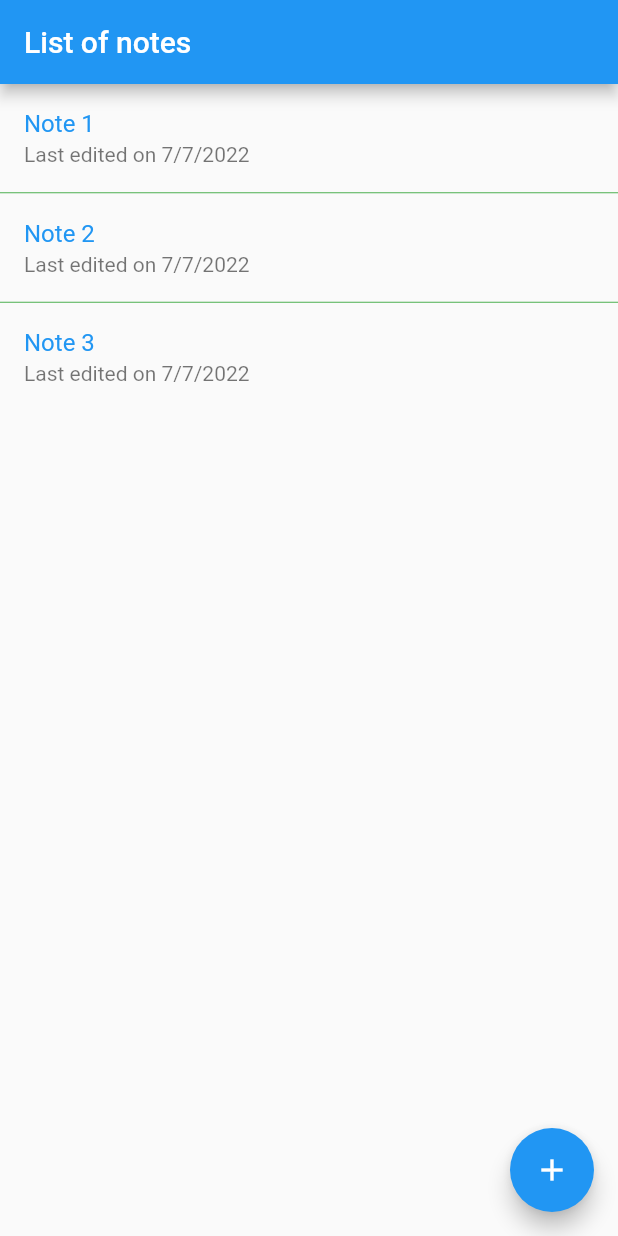
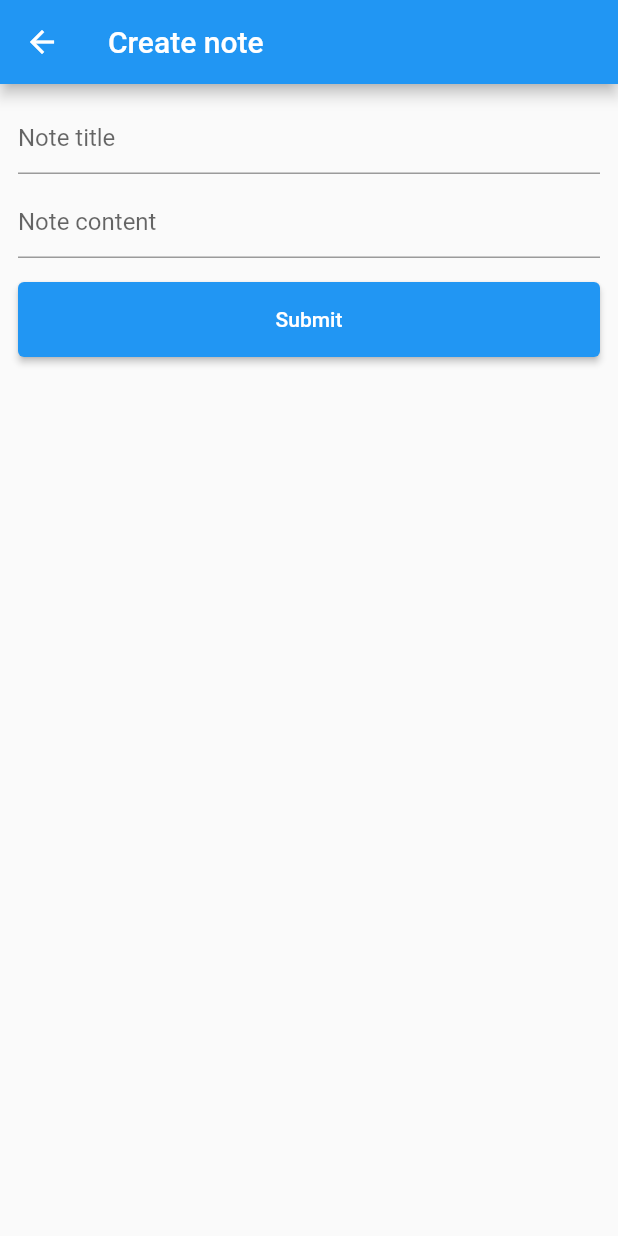
Before and after one commit to Zecleus/working_with_rest_api, a Flutter app: the screen it shows after launch, after a tap on the "add" icon, on a phone screen of 412 x 824 dp. Run offline on Flutter 3.47's test engine with Material 2 defaults, Android fonts, the phone set to English and light mode, and no system bars.

Commit message:
Added note_delete and note_modify

```diff
--- a/lib/views/note_list.dart
+++ b/lib/views/note_list.dart
@@ -1,5 +1,8 @@
 import 'package:flutter/material.dart';
 import 'package:working_with_rest_api/models/note_for_listing.dart';
+import 'package:working_with_rest_api/views/note_delete.dart';
+
+import 'note_modify.dart';
 // ignore_for_file: prefer_const_constructors
 
 class NoteList extends StatelessWidget {
@@ -37,7 +40,10 @@
         title: Text('List of notes'),
       ),
       floatingActionButton: FloatingActionButton(
-        onPressed: () {},
+        onPressed: () {
+          Navigator.of(context)
+              .push(MaterialPageRoute(builder: (_) => NoteModify()));
+        },
         child: Icon(Icons.add),
       ),
       body: ListView.separated(
@@ -46,13 +52,39 @@
           color: Colors.green,
         ),
         itemBuilder: (_, index) {
-          return ListTile(
-            title: Text(
-              notes[index].noteTitle!,
-              style: TextStyle(color: Theme.of(context).primaryColor),
+          return Dismissible(
+            key: ValueKey(notes[index].noteID),
+            direction: DismissDirection.startToEnd,
+            onDismissed: (direction) {},
+            confirmDismiss: (direction) async {
+              final result = await showDialog(
+                  context: context, builder: (_) => NoteDelete());
+
+              return result;
+            },
+            background: Container(
+              color: Colors.red,
+              padding: EdgeInsets.only(left: 16),
+              child: Align(
+                alignment: Alignment.centerLeft,
+                child: Icon(
+                  Icons.delete,
+                  color: Colors.white,
+                ),
+              ),
             ),
-            subtitle: Text(
-                'Last edited on ${formatDateTime(notes[index].latestEditDateTime!)}'),
+            child: ListTile(
+              title: Text(
+                notes[index].noteTitle!,
+                style: TextStyle(color: Theme.of(context).primaryColor),
+              ),
+              subtitle: Text(
+                  'Last edited on ${formatDateTime(notes[index].latestEditDateTime!)}'),
+              onTap: () {
+                Navigator.of(context).push(MaterialPageRoute(
+                    builder: (_) => NoteModify(noteID: notes[index].noteID)));
+              },
+            ),
           );
         },
         itemCount: notes.length,
--- /dev/null
+++ b/lib/views/note_modify.dart
@@ -0,0 +1,58 @@
+import 'package:flutter/material.dart';
+// ignore_for_file: prefer_const_constructors
+
+class NoteModify extends StatelessWidget {
+  final String? noteID;
+  bool get isEditing => noteID != null;
+
+  NoteModify({this.noteID});
+
+  @override
+  Widget build(BuildContext context) {
+    return Scaffold(
+      appBar: AppBar(
+        title: Text(isEditing ? 'Edit Note' : 'Create note'),
+      ),
+      body: Padding(
+        padding: const EdgeInsets.all(12.0),
+        child: Column(
+          // ignore: prefer_const_literals_to_create_immutables
+          children: [
+            TextField(
+              decoration: InputDecoration(hintText: 'Note title'),
+            ),
+            Container(
+              height: 8,
+            ),
+            TextField(
+              decoration: InputDecoration(hintText: 'Note content'),
+            ),
+            Container(
+              height: 16,
+            ),
+            SizedBox(
+              width: double.infinity,
+              height: 50,
+              child: ElevatedButton(
+                onPressed: () {
+                  if (isEditing) {
+                    //update note in api
+                  } else {
+                    //create note in api
+                  }
+                  Navigator.of(context).pop();
+                },
+                style: ElevatedButton.styleFrom(
+                    primary: Theme.of(context).primaryColor),
+                child: Text(
+                  'Submit',
+                  style: TextStyle(color: Colors.white),
+                ),
+              ),
+            )
+          ],
+        ),
+      ),
+    );
+  }
+}
```
Also changed, not shown: lib/views/note_delete.dart (added, +30 -0 lines).
